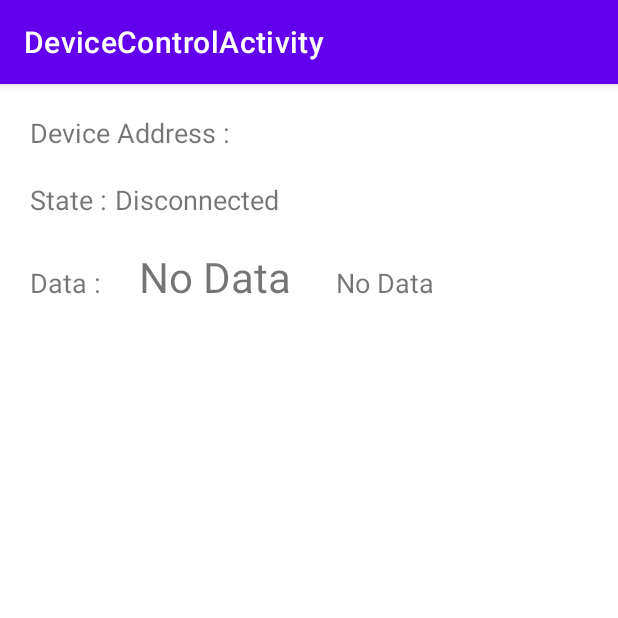
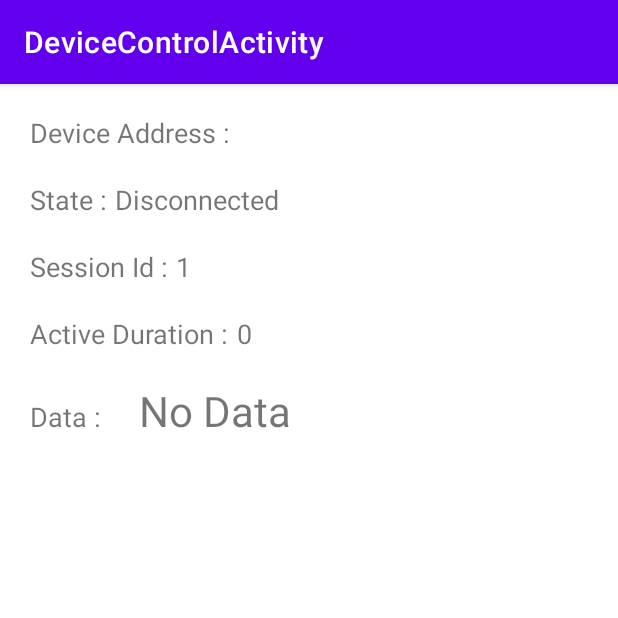
Before and after one commit to shwetdesai/myBLEApp, an Android app: the DeviceControlActivity screen opened directly, with no data from a screen before it, on a phone screen of 412 x 824 dp, the top half of it. Run offline under Robolectric (Android 15) with nearby library versions, the phone set to English and light mode, and no system bars; 4 statements that could not run were skipped.

Commit message:
first commit

```diff
--- a/app/src/main/AndroidManifest.xml
+++ b/app/src/main/AndroidManifest.xml
@@ -41,6 +41,10 @@
             <!-- <category android:name="android.intent.category.LAUNCHER" /> -->
             <!-- </intent-filter> -->
         </activity>
+        <service
+            android:name=".service.BluetoothLeService"
+            android:enabled="true" />
+
     </application>
 
 </manifest>
--- a/app/src/main/java/com/shwet/mybleapplication/control/DeviceControlActivity.java
+++ b/app/src/main/java/com/shwet/mybleapplication/control/DeviceControlActivity.java
@@ -42,7 +42,7 @@ public class DeviceControlActivity extends AppCompatActivity {
     public static final String EXTRAS_DEVICE_ADDRESS = "DEVICE_ADDRESS";
     private final static String TAG = "DeviceControl";
     private TextView mConnectionState;
-    private TextView mDataField,mDataFieldNew,mDataFieldNo;
+    private TextView mDataField,mSessionId,mActiveDuration;
     private String mDeviceName;
     private String mDeviceAddress;
     private ExpandableListView mGattServicesList;
@@ -53,6 +53,7 @@ public class DeviceControlActivity extends AppCompatActivity {
     private BluetoothGattCharacteristic mNotifyCharacteristic;
     private final String LIST_NAME = "NAME";
     private final String LIST_UUID = "UUID";
+    private static int sessionId;
 
     private DatabaseHelper databaseHelper;
     private long startTime;
@@ -96,6 +97,7 @@ public class DeviceControlActivity extends AppCompatActivity {
             if (BluetoothLeService.ACTION_GATT_CONNECTED.equals(action)) {
                 mConnected = true;
                 updateConnectionState(R.string.connected);
+                Log.i(TAG,"Connected");
                 databaseHelper.addActivities(mDeviceAddress,"Connected");
                 invalidateOptionsMenu();
 
@@ -109,8 +111,7 @@ public class DeviceControlActivity extends AppCompatActivity {
                 databaseHelper.addActivities(mDeviceAddress,"Disconnected");
 
                 long duration = System.currentTimeMillis() - startTime;
-                int id = databaseHelper.getLastSessionId(mDeviceAddress);
-                databaseHelper.addSession(""+id,mDeviceAddress,""+duration);
+                Log.i(TAG,"Add Session "+databaseHelper.addSession(""+sessionId,mDeviceAddress,""+duration));
 
 
                 updateConnectionState(R.string.disconnected);
@@ -203,11 +204,21 @@ public class DeviceControlActivity extends AppCompatActivity {
         mDeviceAddress = intent.getStringExtra(EXTRAS_DEVICE_ADDRESS);
 
         ((TextView) findViewById(R.id.device_address)).setText(mDeviceAddress);
+        mSessionId = findViewById(R.id.session_id);
+        mActiveDuration = findViewById(R.id.active_duration);
         mGattServicesList = (ExpandableListView) findViewById(R.id.gatt_services_list);
         mGattServicesList.setOnChildClickListener(servicesListClickListner);
         mConnectionState = (TextView) findViewById(R.id.connection_state);
         mDataField = (TextView) findViewById(R.id.data_value);
         databaseHelper = new DatabaseHelper(getApplicationContext());
+        int newSessionStatus = databaseHelper.sessionCheck(mDeviceAddress);
+        Log.i(TAG,"Session Status " + newSessionStatus);
+        String[] data = databaseHelper.getLastSessionId(mDeviceAddress,newSessionStatus);
+        sessionId = Integer.parseInt(data[0]);
+        mActiveDuration.setText(""+data[1]);
+        mSessionId.setText(""+sessionId);
+        Intent gattServiceIntent = new Intent(this, BluetoothLeService.class);
+        bindService(gattServiceIntent, mServiceConnection, BIND_AUTO_CREATE);
     }
 
     @Override
@@ -228,8 +239,8 @@ public class DeviceControlActivity extends AppCompatActivity {
         Log.i(TAG,"onPause");
         if(mConnected){
             long duration = System.currentTimeMillis() - startTime;
-            int id = databaseHelper.getLastSessionId(mDeviceAddress);
-            databaseHelper.addSession(""+id,mDeviceAddress,""+duration);
+
+            Log.i(TAG,"Add Session "+databaseHelper.addSession(""+sessionId,mDeviceAddress,""+duration));
         }
         unregisterReceiver(mGattUpdateReceiver);
 
@@ -242,8 +253,7 @@ public class DeviceControlActivity extends AppCompatActivity {
 
         if(mConnected){
             long duration = System.currentTimeMillis() - startTime;
-            int id = databaseHelper.getLastSessionId(mDeviceAddress);
-            databaseHelper.addSession(""+id,mDeviceAddress,""+duration);
+            Log.i(TAG,"Add Session "+databaseHelper.addSession(""+sessionId,mDeviceAddress,""+duration));
         }
 
         unbindService(mServiceConnection);
--- a/app/src/main/java/com/shwet/mybleapplication/database/DatabaseHelper.java
+++ b/app/src/main/java/com/shwet/mybleapplication/database/DatabaseHelper.java
@@ -5,6 +5,7 @@ import android.content.Context;
 import android.database.Cursor;
 import android.database.sqlite.SQLiteDatabase;
 import android.database.sqlite.SQLiteOpenHelper;
+import android.util.Log;
 
 import androidx.annotation.Nullable;
 
@@ -16,6 +17,7 @@ import static com.shwet.mybleapplication.database.path.DATABASE_NAME;
 public class DatabaseHelper extends SQLiteOpenHelper {
 
     SQLiteDatabase db;
+    static final String TAG = "DatabaseHelper";
 
     /**Activities Table*/
     private static final String activitiesTable = "activitiesTable";
@@ -31,6 +33,8 @@ public class DatabaseHelper extends SQLiteOpenHelper {
     private static final String sessionTable_Col_4 = "duration";
     private static final String sessionTable_Col_5 = "dateAndTime";
     /**End */
+
+    private static int sessionId;
 
     public DatabaseHelper(Context context) {
         super(context, DATABASE_NAME, null, 1);
@@ -102,11 +106,11 @@ public class DatabaseHelper extends SQLiteOpenHelper {
         String lastDeviceId,lastDeviceTime;
 
         String lastSessionId = "SELECT " + activitiesTable_Col_2 + ","+ activitiesTable_Col_4 +" FROM "+ activitiesTable + " ORDER BY ID DESC LIMIT 1 ;";
-        Cursor cursorBackLift = db1.rawQuery(lastSessionId, null);
+        Cursor cursorSessionCheck = db1.rawQuery(lastSessionId, null);
 
-        lastDeviceId = (cursorBackLift.moveToFirst() ? cursorBackLift.getString(0) : ""+0);
-        lastDeviceTime = (cursorBackLift.moveToFirst() ? cursorBackLift.getString(1) : ""+0);
-        cursorBackLift.close();
+        lastDeviceId = (cursorSessionCheck.moveToFirst() ? cursorSessionCheck.getString(0) : ""+0);
+        lastDeviceTime = (cursorSessionCheck.moveToFirst() ? cursorSessionCheck.getString(1) : ""+0);
+        cursorSessionCheck.close();
 
         db1.close();
         if(lastDeviceId.compareTo(deviceId) == 0)
@@ -120,29 +124,40 @@ public class DatabaseHelper extends SQLiteOpenHelper {
 
     }
 
-    public int getLastSessionId (String deviceId){
+    public String[] getLastSessionId (String deviceId,int status){
         SQLiteDatabase db1 = this.getReadableDatabase();
 
-        int sessionId;
+        String[] data = new String[2];
+
+        String activeDuration;
         long lastDeviceTime;
 
-        String lastSessionId = "SELECT ID, "+ sessionTable_Col_5 + " FROM "+ sessionTable + " WHERE " + sessionTable_Col_2 + " = "+ deviceId +" ORDER BY ID DESC LIMIT 1 ;";
-        Cursor cursorBackLift = db1.rawQuery(lastSessionId, null);
+        String lastSessionId = "SELECT " + sessionTable_Col_3 + ", "+ sessionTable_Col_4+ ", "+ sessionTable_Col_5 + " FROM "+ sessionTable + " WHERE " + sessionTable_Col_2 + " = "+ "'" + deviceId+"'" +" ORDER BY ID DESC LIMIT 1 ;";
+        Cursor cursorLastSessionId = db1.rawQuery(lastSessionId, null);
 
-        sessionId = (cursorBackLift.moveToFirst() ? Integer.parseInt(cursorBackLift.getString(0)) : 0);
-        lastDeviceTime = (cursorBackLift.moveToFirst() ? Long.parseLong(cursorBackLift.getString(1)) : 0);
+        sessionId = (cursorLastSessionId.moveToFirst() ? Integer.parseInt(cursorLastSessionId.getString(0)) : 0);
+        activeDuration = ""+(cursorLastSessionId.moveToFirst() ? Integer.parseInt(cursorLastSessionId.getString(1)) : 0);
+        lastDeviceTime = (cursorLastSessionId.moveToFirst() ? Long.parseLong(cursorLastSessionId.getString(2)) : 0);
 
-        cursorBackLift.close();
+        Log.i(TAG,"Session "+sessionId);
+        cursorLastSessionId.close();
 
-        int duration = 30 * 60 * 1000;
-        if(System.currentTimeMillis() - lastDeviceTime > duration){
+        if(status == 1){
+            int duration = 30 * 60 * 1000;
+            if (System.currentTimeMillis() - lastDeviceTime > duration) {
+                sessionId++;
+            }
+        }else{
             sessionId++;
         }
 
 
         db1.close();
 
-        return sessionId;
+        data[0] = ""+sessionId;
+        data[1] = ""+activeDuration;
+
+        return data;
     }
 
 }
--- a/app/src/main/res/layout/content_device_control.xml
+++ b/app/src/main/res/layout/content_device_control.xml
@@ -4,7 +4,7 @@
     android:layout_width="match_parent"
     android:layout_height="match_parent"
     app:layout_behavior="@string/appbar_scrolling_view_behavior"
-    android:background="@color/white">
+    >
     <LinearLayout xmlns:android="http://schemas.android.com/apk/res/android"
         android:orientation="vertical"
         android:layout_width="match_parent"
@@ -48,6 +48,38 @@
             android:layout_margin="10dp">
             <TextView android:layout_width="wrap_content"
                 android:layout_height="wrap_content"
+                android:text="@string/label_session_id"
+                android:textSize="18sp"/>
+            <Space android:layout_width="5dp"
+                android:layout_height="wrap_content"/>
+            <TextView android:id="@+id/session_id"
+                android:layout_width="match_parent"
+                android:layout_height="wrap_content"
+                android:text="@string/label_zero"
+                android:textSize="18sp"/>
+        </LinearLayout>
+        <LinearLayout android:orientation="horizontal"
+            android:layout_width="match_parent"
+            android:layout_height="wrap_content"
+            android:layout_margin="10dp">
+            <TextView android:layout_width="wrap_content"
+                android:layout_height="wrap_content"
+                android:text="@string/label_active_duration"
+                android:textSize="18sp"/>
+            <Space android:layout_width="5dp"
+                android:layout_height="wrap_content"/>
+            <TextView android:id="@+id/active_duration"
+                android:layout_width="match_parent"
+                android:layout_height="wrap_content"
+                android:text="@string/label_zero"
+                android:textSize="18sp"/>
+        </LinearLayout>
+        <LinearLayout android:orientation="horizontal"
+            android:layout_width="match_parent"
+            android:layout_height="wrap_content"
+            android:layout_margin="10dp">
+            <TextView android:layout_width="wrap_content"
+                android:layout_height="wrap_content"
                 android:text="@string/label_data"
                 android:textSize="18sp"/>
             <Space android:layout_width="5dp"
@@ -72,7 +104,7 @@
                 android:text="@string/no_data"
                 android:textSize="18sp"
                 android:layout_marginLeft="30dp"
-                android:visibility="visible"/>
+                android:visibility="invisible"/>
         </LinearLayout>
         <ExpandableListView android:id="@+id/gatt_services_list"
             android:layout_width="match_parent"
--- a/app/src/main/res/values/strings.xml
+++ b/app/src/main/res/values/strings.xml
@@ -28,5 +28,9 @@
     <string name="label_device_address">Device Address : </string>
     <string name="label_state">State : </string>
     <string name="label_data">Data : </string>
+    <string name="label_session_id">Session Id : </string>
+    <string name="label_active_duration">Active Duration : </string>
+
+    <string name="label_zero">0</string>
 
 </resources>
```
